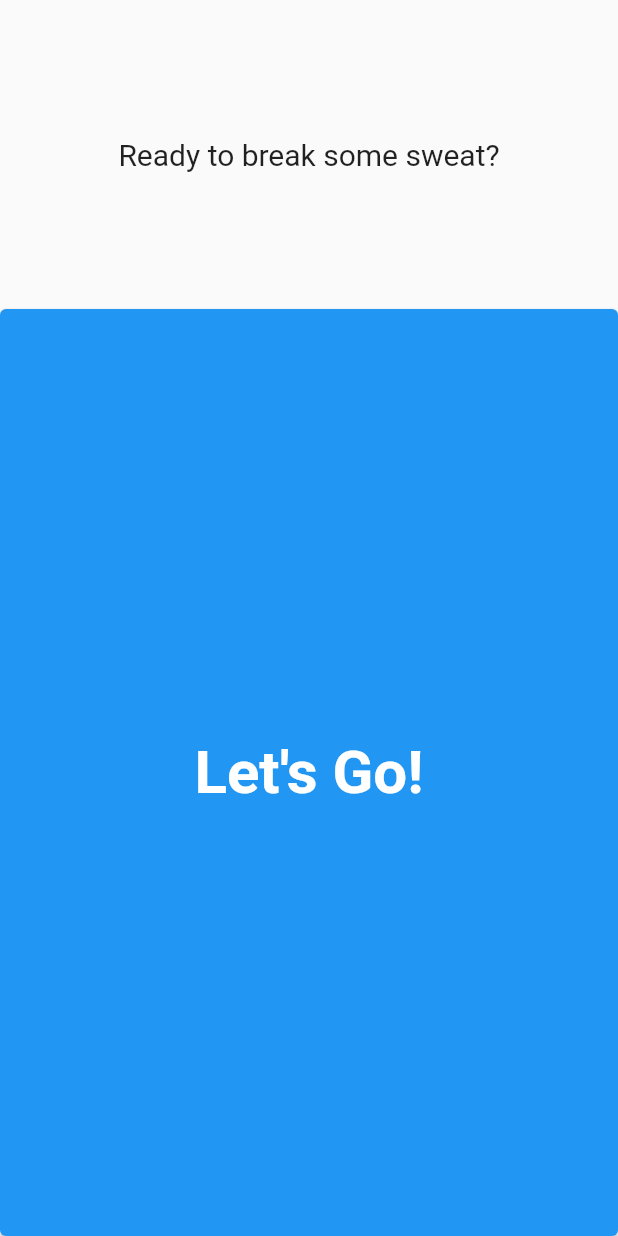
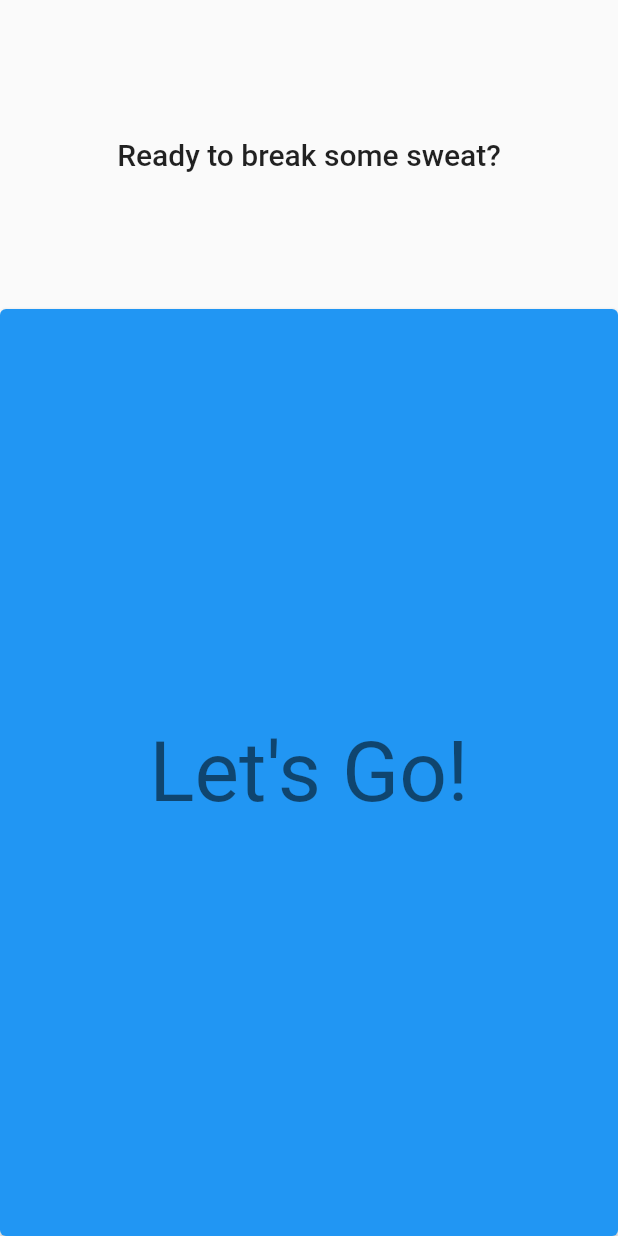
Before and after one commit to VHCBlade/SimpleExerciseBuilder, a Flutter app: the StartWorkout widget shown alone on an empty page, opened directly, on a phone screen of 412 x 824 dp. Run offline on Flutter 3.47's test engine with Material 2 defaults, Android fonts, the phone set to English and light mode, and no system bars; our stand-ins replace carousel_slider, hive; missing offline and left inert: event_bloc, search_me_up; accounts and stored records are empty.

Commit message:
use theme text style

```diff
--- a/lib/screen/home/start_workout.dart
+++ b/lib/screen/home/start_workout.dart
@@ -9,26 +9,21 @@ class StartWorkout extends StatelessWidget {
     return Column(
       crossAxisAlignment: CrossAxisAlignment.stretch,
       children: [
-        const Expanded(
+        Expanded(
           flex: 1,
           child: Center(
             child: Text(
               "Ready to break some sweat?",
-              style: TextStyle(
-                fontSize: 20,
-              ),
+              style: Theme.of(context).textTheme.headline6,
             ),
           ),
         ),
         Expanded(
           flex: 3,
           child: ElevatedButton(
-            child: const Text(
+            child: Text(
               "Let's Go!",
-              style: TextStyle(
-                fontSize: 40,
-                fontWeight: FontWeight.bold,
-              ),
+              style: Theme.of(context).textTheme.headline2,
             ),
             onPressed: () {},
           ),
```
Also changed, not shown: lib/screen/home/selected_workout.dart (+9 -9 lines).
